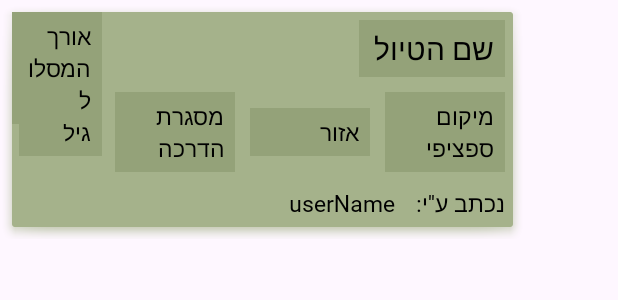
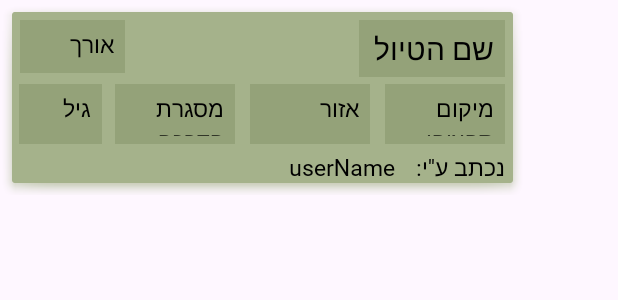
Before and after one commit to danielleFriedmanShemesh/guiDeD, an Android app: the layout one_trip_for_lv.xml on its own in the app's theme, with its tools: preview values and no code run, on a phone screen of 412 x 824 dp. Shown: the top 300 px of the screen. Run offline under Robolectric (Android 15) with nearby library versions, the light colour scheme and no system bars.

Commit message:
תיקונים

```diff
--- a/app/src/main/java/com/example/guided/Activities/Register_num_two.java
+++ b/app/src/main/java/com/example/guided/Activities/Register_num_two.java
@@ -7,7 +7,6 @@ import android.graphics.Bitmap;
 import android.graphics.drawable.BitmapDrawable;
 import android.net.Uri;
 import android.os.Bundle;
-import android.os.Environment;
 import android.provider.MediaStore;
 import android.view.View;
 import android.widget.EditText;
@@ -47,10 +46,10 @@ import java.util.Locale;
  * Register_num_two היא מחלקת Activity שמייצגת את החלק השני בתהליך ההרשמה של המשתמש.
  * במסך זה המשתמש נדרש להזין כינוי, תאריך לידה, תנועת נוער, ולבחור תמונת פרופיל.
  * הנתונים נשמרים ב-Firebase Authentication וב-Firebase Realtime Database.
- *
+
  * המחלקה תומכת בבחירת תאריך לידה, תנועת נוער, ותמונה מהמצלמה(ושמירתה בגלריה) או מהגלריה,
  * מבצעת ולידציות לכל השדות, וממשיכה למסך הבית או חוזרת למסך הקודם.
- *
+
  * Extends: BaseActivity
  * Implements: View.OnClickListener
  */
--- a/app/src/main/res/layout/one_trip_for_lv.xml
+++ b/app/src/main/res/layout/one_trip_for_lv.xml
@@ -5,7 +5,7 @@
     xmlns:tools="http://schemas.android.com/tools"
     android:id="@+id/one_trip_for_lv"
     android:layout_width="350dp"
-    android:layout_height="wrap_content"
+    android:layout_height="130dp"
     android:background="@android:drawable/dialog_holo_light_frame"
     android:backgroundTint="@color/grayeen2"
     app:cornerRadius="25dp"
@@ -34,9 +34,10 @@
         android:paddingTop="5dp"
         android:paddingBottom="5dp"
         android:paddingStart="10dp"
-        android:paddingEnd="7dp"        android:id="@+id/age"
+        android:paddingEnd="7dp"
+        android:id="@+id/age"
         android:layout_width="55dp"
-        android:layout_height="wrap_content"
+        android:layout_height="40dp"
         android:layout_marginStart="5dp"
         android:layout_marginEnd="10dp"
         android:fontFamily="@font/yardenboldalefalefalef"
@@ -53,9 +54,12 @@
         android:paddingBottom="5dp"
         android:paddingStart="10dp"
         android:paddingEnd="7dp"
+        android:layout_marginStart="5dp"
+        android:layout_marginTop="5dp"
+
         android:id="@+id/length"
-        android:layout_width="60dp"
-        android:layout_height="wrap_content"
+        android:layout_width="70dp"
+        android:layout_height="35dp"
         android:layout_marginEnd="10dp"
         android:fontFamily="@font/yardenboldalefalefalef"
         android:text="אורך המסלול"
@@ -66,7 +70,7 @@
     <TextView
         android:id="@+id/areaOfTR"
         android:layout_width="80dp"
-        android:layout_height="wrap_content"
+        android:layout_height="40dp"
         android:layout_marginEnd="10dp"
         android:fontFamily="@font/yardenboldalefalefalef"
         android:text="אזור"
@@ -83,23 +87,23 @@
     <TextView
         android:id="@+id/place"
         android:layout_width="80dp"
-        android:layout_height="wrap_content"
-        android:layout_marginTop="10dp"
+        android:layout_height="40dp"
+        android:background="@color/grayeen3"
         android:fontFamily="@font/yardenboldalefalefalef"
+        android:paddingStart="10dp"
+        android:paddingTop="5dp"
+        android:paddingEnd="7dp"
+        android:paddingBottom="5dp"
         android:text="מיקום ספציפי"
         android:textSize="15dp"
-        android:background="@color/grayeen3"
-        android:paddingTop="5dp"
-        android:paddingBottom="5dp"
-        android:paddingStart="10dp"
-        android:paddingEnd="7dp"
+        app:layout_constraintBottom_toTopOf="@+id/name"
         app:layout_constraintEnd_toEndOf="@+id/topic"
         app:layout_constraintTop_toBottomOf="@+id/topic" />
 
     <TextView
         android:id="@+id/organization"
         android:layout_width="80dp"
-        android:layout_height="wrap_content"
+        android:layout_height="40dp"
         android:layout_marginEnd="10dp"
         android:fontFamily="@font/yardenboldalefalefalef"
         android:text="מסגרת הדרכה"
```
Also changed, not shown: app/src/main/java/com/example/guided/Fragments/HomeFragment.java (+1 -17 lines), app/src/main/java/com/example/guided/Fragments/LibraryOperationsFragment.java (+0 -12 lines), app/src/main/java/com/example/guided/Fragments/LibraryTripsFragment.java (+5 -15 lines), app/src/main/java/com/example/guided/Fragments/ProfileFragment.java (+0 -17 lines), app/src/main/res/layout/fragment_profile.xml (+0 -7 lines), app/src/main/res/layout/one_operation_for_lv.xml (+11 -9 lines).
